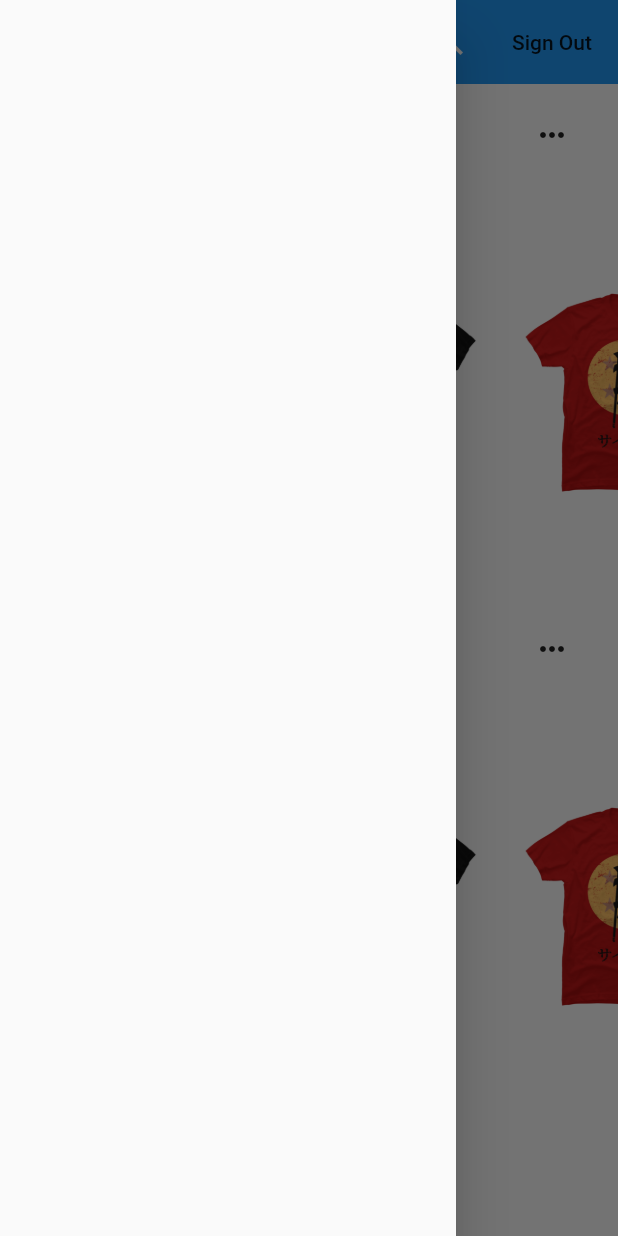
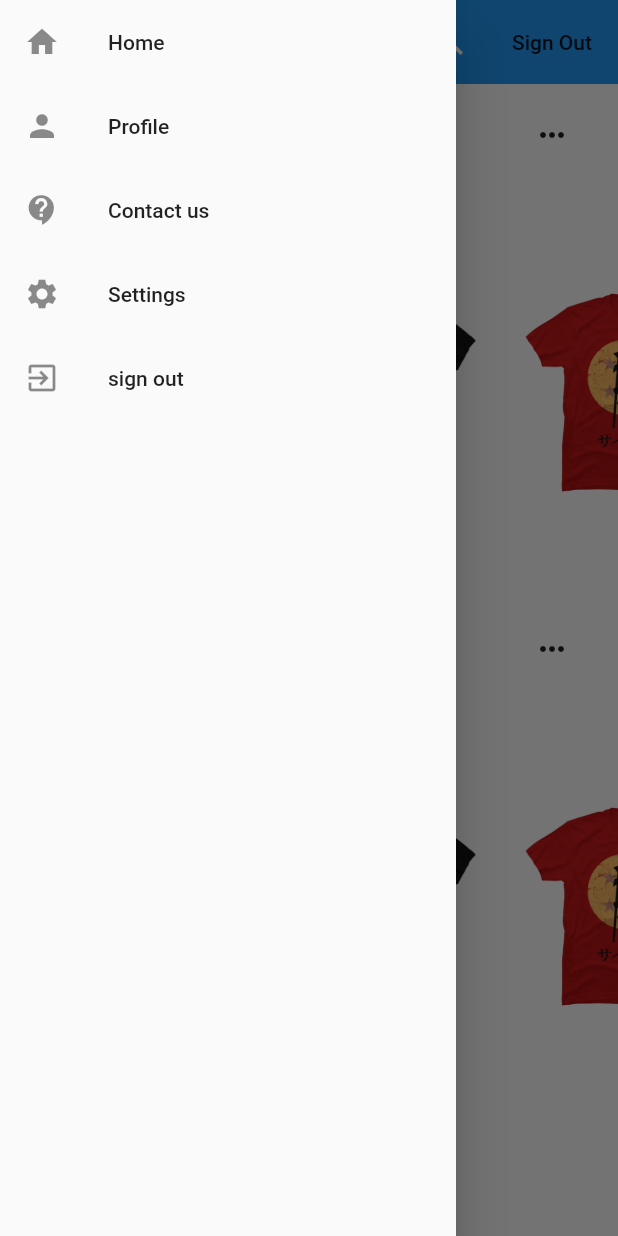
Before and after one commit to abdelrahmannazeh/imab, a Flutter app: the screen it shows once a user with an empty profile is signed in, with the side drawer open, on a phone screen of 412 x 824 dp. Run offline on Flutter 3.47's test engine with Material 2 defaults, Android fonts, the phone set to English and light mode, and no system bars; our stand-ins replace animated_text_kit, firebase_auth; accounts and stored records are empty.

Commit message:
Touch2 Commit

```diff
--- /dev/null
+++ b/lib/components/MyDrawerBuilder.dart
@@ -0,0 +1,38 @@
+import 'package:flutter/material.dart';
+
+class MyDrawer extends StatelessWidget {
+
+List<String> drawerTitle = [
+      'Home',
+      'Profile',
+      'Contact us',
+      'Settings',
+      'sign out'
+    ];
+
+    List<IconData> drawerLeading = [
+      Icons.home,
+      Icons.person,
+      Icons.contact_support,
+      Icons.settings,
+      Icons.exit_to_app,
+    ];
+
+  @override
+  Widget build(BuildContext context) {
+    return  ListView.builder(
+      itemCount: drawerTitle.length,
+      itemBuilder: (context, index) {
+        return GestureDetector(
+          child: ListTile(
+            title: Text(drawerTitle[index]),
+            leading: Icon(drawerLeading[index]),
+          ),
+          onTap: () {
+            // Navigator.push(context, MaterialPageRoute(builder: ()=>))
+          },
+        );
+      },
+    );
+  }
+}
--- a/lib/screens/home_screen.dart
+++ b/lib/screens/home_screen.dart
@@ -1,22 +1,28 @@
+import 'package:firebase_auth/firebase_auth.dart';
+import 'package:flash_chat/components/MyDrawerBuilder.dart';
 import 'package:flash_chat/screens/welcome_screen.dart';
 import 'package:flash_chat/services/auth.dart';
 import 'package:flutter/material.dart';
+import '../user.dart';
 import 'details_screen.dart';
-import 'package:flash_chat/screens/welcome_screen.dart';
 class HomeScreen extends StatefulWidget {
   static String id = 'home_screen';
+
   @override
   _HomeScreenState createState() => _HomeScreenState();
 }
 
 class _HomeScreenState extends State<HomeScreen> {
   AuthService _auth = AuthService();
-
-
   int selected = 0;
-
+  User user = User();
   @override
   Widget build(BuildContext context) {
+    FirebaseAuth.instance.currentUser().then((value) {
+      print(value.displayName);
+
+    });
+
     return Scaffold(
       appBar: AppBar(
         elevation: 0.0,
@@ -41,7 +47,9 @@ class _HomeScreenState extends State<HomeScreen> {
           )
         ],
       ),
-      drawer: Drawer(),
+      drawer: Drawer(
+        child: MyDrawer(),
+      ),
       body: Column(
         children: [
           Expanded(
--- a/lib/services/auth.dart
+++ b/lib/services/auth.dart
@@ -1,5 +1,6 @@
 import 'package:flash_chat/user.dart';
 import 'package:firebase_auth/firebase_auth.dart';
+
 
 class AuthService {
 
@@ -7,7 +8,7 @@ class AuthService {
 
   // create user obj based on firebase user
   User _userFromFirebaseUser(FirebaseUser user) {
-    return user != null ? User(uid: user.uid) : null;
+    return user != null ? User(uid: user.uid, email: user.email) : null;
   }
 
   // auth change user stream
@@ -24,9 +25,11 @@ class AuthService {
       AuthResult result = await _auth.signInWithEmailAndPassword(email: email, password: password);
       FirebaseUser user = result.user;
       return user;
+
     } catch (error) {
       print(error.toString());
-      return null;
+      return error.toString();
+
     }
   }
 
@@ -39,7 +42,7 @@ class AuthService {
 
     } catch (error) {
       print(error.toString());
-      return null;
+      return error.toString();
     }
   }
 
--- a/lib/user.dart
+++ b/lib/user.dart
@@ -1,17 +1,7 @@
 class User {
 
   final String uid;
-
-  User({ this.uid });
+  final String email;
+  User({ this.uid, this.email });
 
 }
-
-class UserData {
-
-  final String uid;
-  final String name;
-
-
-  UserData({ this.uid, this.name });
-
-}
```
Also changed, not shown: lib/screens/login_screen.dart (+34 -1 lines), lib/screens/registration_screen.dart (+41 -3 lines), 1 other file.
